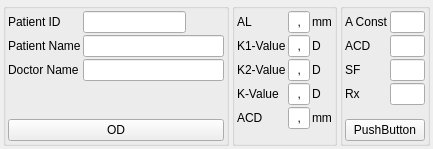
Qt form calculator_patient.ui (siborion/siborion_american_scan) before a commit.
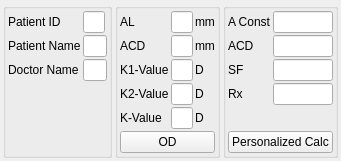
The same form after that commit. Custom widgets are drawn as their Qt base class.

The edit to the form file:
```diff
--- a/calculator_patient.ui
+++ b/calculator_patient.ui
@@ -6,7 +6,7 @@
    <rect>
     <x>0</x>
     <y>0</y>
-    <width>433</width>
+    <width>326</width>
     <height>149</height>
    </rect>
   </property>
@@ -50,76 +50,6 @@
       <property name="spacing">
        <number>2</number>
       </property>
-      <item row="3" column="1">
-       <widget class="QLineEdit" name="lineEdit_7">
-        <property name="inputMask">
-         <string>99,99</string>
-        </property>
-       </widget>
-      </item>
-      <item row="2" column="1">
-       <widget class="QLineEdit" name="lineEdit_6">
-        <property name="inputMask">
-         <string>99,99</string>
-        </property>
-       </widget>
-      </item>
-      <item row="2" column="2">
-       <widget class="QLabel" name="label_11">
-        <property name="text">
-         <string>D</string>
-        </property>
-       </widget>
-      </item>
-      <item row="4" column="1">
-       <widget class="QLineEdit" name="lineEdit_8">
-        <property name="inputMask">
-         <string>99,99</string>
-        </property>
-       </widget>
-      </item>
-      <item row="1" column="2">
-       <widget class="QLabel" name="label_10">
-        <property name="text">
-         <string>D</string>
-        </property>
-       </widget>
-      </item>
-      <item row="1" column="1">
-       <widget class="QLineEdit" name="lineEdit_5">
-        <property name="inputMask">
-         <string>99,99</string>
-        </property>
-       </widget>
-      </item>
-      <item row="0" column="2">
-       <widget class="QLabel" name="label_9">
-        <property name="text">
-         <string>mm</string>
-        </property>
-       </widget>
-      </item>
-      <item row="2" column="0">
-       <widget class="QLabel" name="label_6">
-        <property name="text">
-         <string>K2-Value</string>
-        </property>
-       </widget>
-      </item>
-      <item row="1" column="0">
-       <widget class="QLabel" name="label_5">
-        <property name="text">
-         <string>K1-Value</string>
-        </property>
-       </widget>
-      </item>
-      <item row="0" column="1">
-       <widget class="QLineEdit" name="lineEdit_4">
-        <property name="inputMask">
-         <string>99,99</string>
-        </property>
-       </widget>
-      </item>
       <item row="0" column="0">
        <widget class="QLabel" name="label_4">
         <property name="text">
@@ -127,47 +57,108 @@
         </property>
        </widget>
       </item>
-      <item row="3" column="0">
+      <item row="4" column="0">
        <widget class="QLabel" name="label_7">
         <property name="text">
          <string>K-Value</string>
         </property>
        </widget>
       </item>
-      <item row="3" column="2">
+      <item row="4" column="2">
        <widget class="QLabel" name="label_12">
         <property name="text">
          <string>D</string>
         </property>
        </widget>
       </item>
-      <item row="4" column="0">
+      <item row="7" column="0">
+       <spacer name="verticalSpacer_2">
+        <property name="orientation">
+         <enum>Qt::Vertical</enum>
+        </property>
+        <property name="sizeHint" stdset="0">
+         <size>
+          <width>20</width>
+          <height>40</height>
+         </size>
+        </property>
+       </spacer>
+      </item>
+      <item row="2" column="2">
+       <widget class="QLabel" name="label_10">
+        <property name="text">
+         <string>D</string>
+        </property>
+       </widget>
+      </item>
+      <item row="3" column="2">
+       <widget class="QLabel" name="label_11">
+        <property name="text">
+         <string>D</string>
+        </property>
+       </widget>
+      </item>
+      <item row="3" column="1">
+       <widget class="QLineEdit" name="lineEdit_6"/>
+      </item>
+      <item row="4" column="1">
+       <widget class="QLineEdit" name="lineEdit_7"/>
+      </item>
+      <item row="2" column="0">
+       <widget class="QLabel" name="label_5">
+        <property name="text">
+         <string>K1-Value</string>
+        </property>
+       </widget>
+      </item>
+      <item row="3" column="0">
+       <widget class="QLabel" name="label_6">
+        <property name="text">
+         <string>K2-Value</string>
+        </property>
+       </widget>
+      </item>
+      <item row="0" column="2">
+       <widget class="QLabel" name="label_9">
+        <property name="text">
+         <string>mm</string>
+        </property>
+       </widget>
+      </item>
+      <item row="2" column="1">
+       <widget class="QLineEdit" name="lineEdit_5"/>
+      </item>
+      <item row="8" column="0" colspan="3">
+       <widget class="QPushButton" name="pushButton">
+        <property name="text">
+         <string>OD</string>
+        </property>
+       </widget>
+      </item>
+      <item row="0" column="1">
+       <widget class="leAddZero" name="lineEdit_4">
+        <property name="text">
+         <string/>
+        </property>
+       </widget>
+      </item>
+      <item row="1" column="0">
        <widget class="QLabel" name="label_8">
         <property name="text">
          <string>ACD</string>
         </property>
        </widget>
       </item>
-      <item row="4" column="2">
+      <item row="1" column="1">
+       <widget class="QLineEdit" name="lineEdit_8"/>
+      </item>
+      <item row="1" column="2">
        <widget class="QLabel" name="label_13">
         <property name="text">
          <string>mm</string>
         </property>
        </widget>
       </item>
-      <item row="6" column="0">
-       <spacer name="verticalSpacer_2">
-        <property name="orientation">
-         <enum>Qt::Vertical</enum>
-        </property>
-        <property name="sizeHint" stdset="0">
-         <size>
-          <width>20</width>
-          <height>40</height>
-         </size>
-        </property>
-       </spacer>
-      </item>
      </layout>
     </widget>
    </item>
@@ -235,7 +226,7 @@
       <item row="5" column="0" colspan="2">
        <widget class="QPushButton" name="pushButton_2">
         <property name="text">
-         <string>PushButton</string>
+         <string>Personalized Calc</string>
         </property>
        </widget>
       </item>
@@ -276,13 +267,6 @@
       <property name="spacing">
        <number>2</number>
       </property>
-      <item row="4" column="0" colspan="3">
-       <widget class="QPushButton" name="pushButton">
-        <property name="text">
-         <string>OD</string>
-        </property>
-       </widget>
-      </item>
       <item row="2" column="1" colspan="2">
        <widget class="QLineEdit" name="lineEdit_3"/>
       </item>
@@ -344,6 +328,13 @@
    </item>
   </layout>
  </widget>
+ <customwidgets>
+  <customwidget>
+   <class>leAddZero</class>
+   <extends>QLineEdit</extends>
+   <header location="global">leaddzero.h</header>
+  </customwidget>
+ </customwidgets>
  <resources/>
  <connections/>
 </ui>
```
